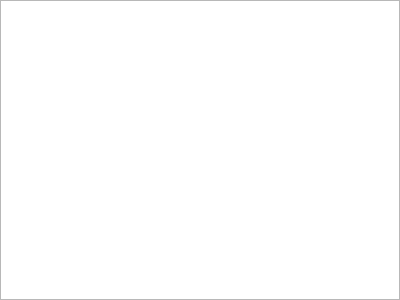
Before: the Qt Designer form EditorPage.ui in MuradWafik/TinyLangIDE, drawn with Qt 5.
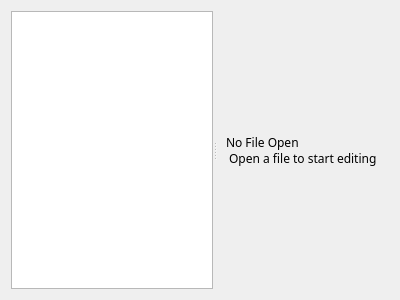
After: the same form once the commit is applied. The open tabs and pages were chosen to show the change. Custom widgets are drawn as their Qt base class.

Commit message: Open up files into their own code-editor tabs

```diff
--- a/EditorPage.ui
+++ b/EditorPage.ui
@@ -10,10 +10,45 @@
     <height>300</height>
    </rect>
   </property>
+  <property name="font">
+   <font>
+    <family>Ubuntu Sans Mono</family>
+   </font>
+  </property>
   <property name="windowTitle">
    <string>Form</string>
   </property>
   <layout class="QHBoxLayout" name="horizontalLayout">
+   <item>
+    <widget class="QSplitter" name="splitter">
+     <property name="orientation">
+      <enum>Qt::Orientation::Horizontal</enum>
+     </property>
+     <widget class="QTreeView" name="fileTree"/>
+     <widget class="QStackedWidget" name="stackedWidget">
+      <property name="baseSize">
+       <size>
+        <width>0</width>
+        <height>0</height>
+       </size>
+      </property>
+      <property name="currentIndex">
+       <number>1</number>
+      </property>
+      <widget class="QWidget" name="noFileOpenPage">
+       <layout class="QHBoxLayout" name="horizontalLayout_3">
+        <item>
+         <widget class="QLabel" name="label">
+          <property name="text">
+           <string>No File Open
+ Open a file to start editing </string>
+          </property>
+         </widget>
+        </item>
+       </layout>
+      </widget>
+      <widget class="QWidget" name="editorTabPage">
+       <layout class="QHBoxLayout" name="horizontalLayout_2">
    <property name="spacing">
     <number>0</number>
    </property>
@@ -30,17 +65,15 @@
     <number>0</number>
    </property>
    <item>
-    <widget class="CodeEditor" name="codeEditor"/>
+         <widget class="QTabWidget" name="editorTabs"/>
    </item>
   </layout>
  </widget>
- <customwidgets>
-  <customwidget>
-   <class>CodeEditor</class>
-   <extends>QPlainTextEdit</extends>
-   <header>CodeEditor.h</header>
-  </customwidget>
- </customwidgets>
+     </widget>
+    </widget>
+   </item>
+  </layout>
+ </widget>
  <resources/>
  <connections/>
 </ui>
```
Lines whose indentation alone changed are shown as unchanged. The commit also changes 7 other files.
